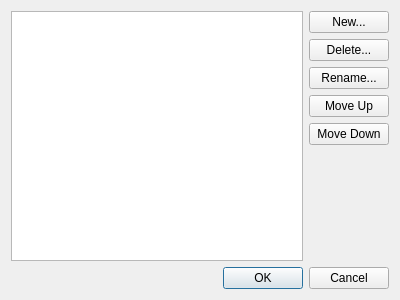
The window that lclib/common/lc_partpalettedialog.ui (trevorsandy/lpub3d-ci) describes before a commit, drawn with Qt 5.
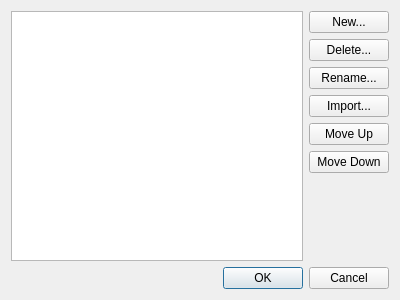
The same window after the commit.

```diff
--- a/lclib/common/lc_partpalettedialog.ui
+++ b/lclib/common/lc_partpalettedialog.ui
@@ -42,6 +42,13 @@
          </property>
         </widget>
        </item>
+       <item>
+        <widget class="QPushButton" name="ImportButton">
+         <property name="text">
+          <string>Import...</string>
+         </property>
+        </widget>
+       </item>
        <item>
         <widget class="QPushButton" name="MoveUpButton">
          <property name="text">
```
Left out of the diff: 1 changed line with no effect on the pictures.
